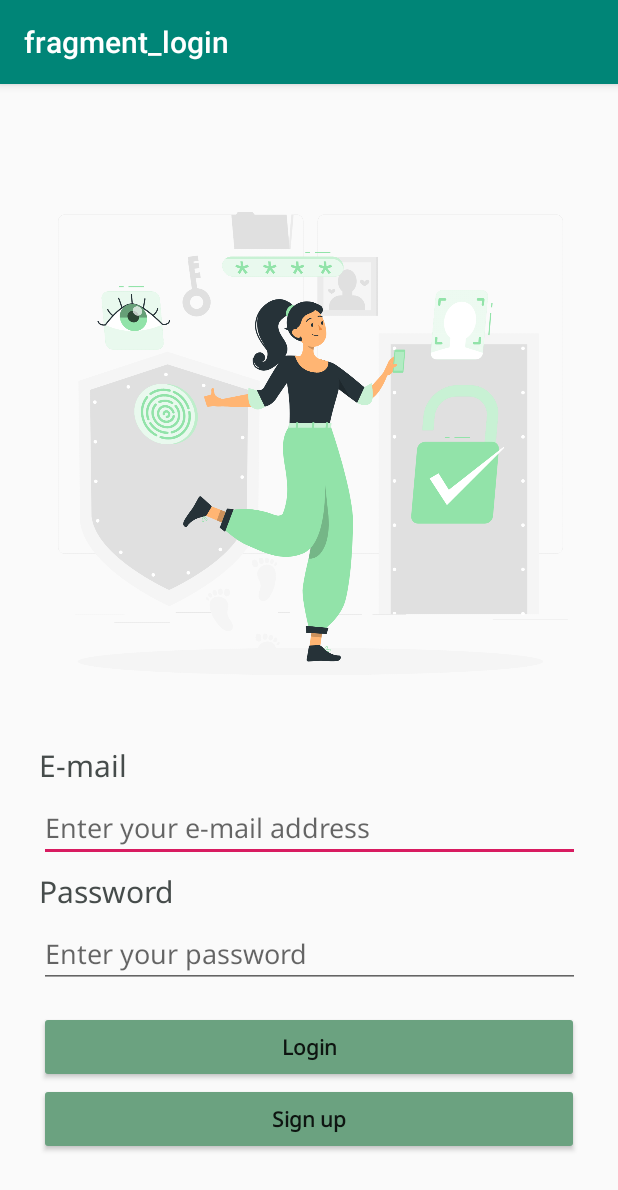
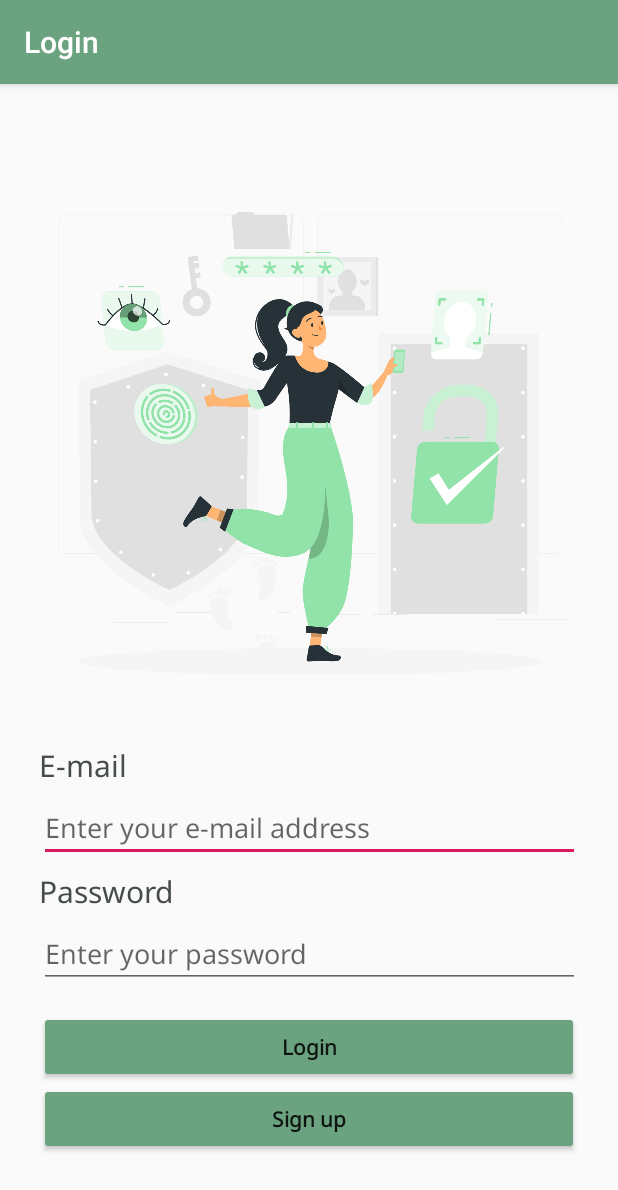
Before and after one commit to ZeinabAbdien00/FWD_First_Project, an Android app: the screen it shows after launch (MainActivity), on a phone screen of 412 x 824 dp. Shown: the top 1190 px of the screen. Run offline under Robolectric (Android 15) with nearby library versions, the phone set to English and light mode, and no system bars; our stand-ins replace Timber, data binding, navigation-ui; Roboto replaces fonts that are not available here.

Commit message:
refactor code

```diff
--- a/app/src/main/AndroidManifest.xml
+++ b/app/src/main/AndroidManifest.xml
@@ -4,9 +4,9 @@
 
     <application
         android:allowBackup="true"
-        android:icon="@mipmap/ic_launcher"
+        android:icon="@drawable/num2"
         android:label="@string/app_name"
-        android:roundIcon="@mipmap/ic_launcher_round"
+        android:roundIcon="@drawable/num2"
         android:supportsRtl="true"
         android:theme="@style/AppTheme.NoActionBar"
         tools:ignore="GoogleAppIndexingWarning">
--- a/app/src/main/res/layout/activity_main.xml
+++ b/app/src/main/res/layout/activity_main.xml
@@ -1,5 +1,3 @@
-<!-- this is the main activity that contain all fragments and only activity in app -->
-
 <?xml version="1.0" encoding="utf-8"?>
 <layout xmlns:android="http://schemas.android.com/apk/res/android"
     xmlns:app="http://schemas.android.com/apk/res-auto"
--- a/app/src/main/res/layout/card.xml
+++ b/app/src/main/res/layout/card.xml
@@ -1,5 +1,3 @@
-<!-- the card view that shown in linear layout to show every shoe in individual card  -->
-
 <?xml version="1.0" encoding="utf-8"?>
 <layout xmlns:android="http://schemas.android.com/apk/res/android"
     xmlns:app="http://schemas.android.com/apk/res-auto">
--- a/app/src/main/res/layout/fragment_add_shoe.xml
+++ b/app/src/main/res/layout/fragment_add_shoe.xml
@@ -1,5 +1,3 @@
-<!-- add fragment to add new shoe and all details about it -->
-
 <?xml version="1.0" encoding="utf-8"?>
 <layout xmlns:android="http://schemas.android.com/apk/res/android"
     xmlns:app="http://schemas.android.com/apk/res-auto"
--- a/app/src/main/res/layout/fragment_instruction.xml
+++ b/app/src/main/res/layout/fragment_instruction.xml
@@ -1,5 +1,3 @@
-<!--second on boarding fragment about instruction-->
-
 <?xml version="1.0" encoding="utf-8"?>
 <layout xmlns:android="http://schemas.android.com/apk/res/android"
     xmlns:app="http://schemas.android.com/apk/res-auto"
--- a/app/src/main/res/layout/fragment_login.xml
+++ b/app/src/main/res/layout/fragment_login.xml
@@ -1,5 +1,3 @@
-<!-- this is first fragment aand navigation host fragment an login or sign up-->
-<?xml version="1.0" encoding="utf-8"?>
 <layout xmlns:android="http://schemas.android.com/apk/res/android"
     xmlns:app="http://schemas.android.com/apk/res-auto"
     xmlns:tools="http://schemas.android.com/tools">
--- a/app/src/main/res/layout/fragment_shoe_list.xml
+++ b/app/src/main/res/layout/fragment_shoe_list.xml
@@ -1,5 +1,3 @@
-<!-- this shoe list in here all shoe cardes shown with all details -->
-
 <?xml version="1.0" encoding="utf-8"?>
 <layout xmlns:android="http://schemas.android.com/apk/res/android"
     xmlns:tools="http://schemas.android.com/tools"
--- a/app/src/main/res/layout/fragment_welcome.xml
+++ b/app/src/main/res/layout/fragment_welcome.xml
@@ -1,6 +1,3 @@
-<!--/*this xml layout is the first fragment of onBoarding in application -->
-
-<?xml version="1.0" encoding="utf-8"?>
 <layout xmlns:android="http://schemas.android.com/apk/res/android"
     xmlns:tools="http://schemas.android.com/tools"
     xmlns:app="http://schemas.android.com/apk/res-auto">
--- a/app/src/main/res/navigation/my_nav.xml
+++ b/app/src/main/res/navigation/my_nav.xml
@@ -8,7 +8,7 @@
     <fragment
         android:id="@+id/loginFragment"
         android:name="com.udacity.shoestore.UI.LoginFragment"
-        android:label="fragment_login"
+        android:label="Login"
         tools:layout="@layout/fragment_login" >
         <action
             android:id="@+id/action_loginFragment_to_welcomeFragment"
@@ -17,7 +17,7 @@
     <fragment
         android:id="@+id/welcomeFragment"
         android:name="com.udacity.shoestore.UI.OnBoarding.WelcomeFragment"
-        android:label="fragment_welcome"
+        android:label="Welcome"
         tools:layout="@layout/fragment_welcome" >
         <action
             android:id="@+id/action_welcomeFragment_to_instructionFragment"
@@ -26,7 +26,7 @@
     <fragment
         android:id="@+id/instructionFragment"
         android:name="com.udacity.shoestore.UI.OnBoarding.InstructionFragment"
-        android:label="fragment_instruction"
+        android:label="Instruction"
         tools:layout="@layout/fragment_instruction" >
         <action
             android:id="@+id/action_instructionFragment_to_shoeListFragment"
@@ -35,7 +35,7 @@
     <fragment
         android:id="@+id/shoeListFragment"
         android:name="com.udacity.shoestore.UI.ShoeListFragment"
-        android:label="fragment_shoe_list"
+        android:label="Shoe List"
         tools:layout="@layout/fragment_shoe_list" >
         <action
             android:id="@+id/action_shoeListFragment_to_addShoeFragment"
@@ -47,7 +47,7 @@
     <fragment
         android:id="@+id/addShoeFragment"
         android:name="com.udacity.shoestore.UI.AddShoeFragment"
-        android:label="fragment_add_shoe"
+        android:label="Add Shoe"
         tools:layout="@layout/fragment_add_shoe" >
         <action
             android:id="@+id/action_addShoeFragment_to_shoeListFragment"
--- a/app/src/main/res/values/colors.xml
+++ b/app/src/main/res/values/colors.xml
@@ -3,4 +3,5 @@
     <color name="colorPrimary">#008577</color>
     <color name="colorPrimaryDark">#00574B</color>
     <color name="colorAccent">#D81B60</color>
+    <color name="base">#6BA280</color>
 </resources>
--- a/app/src/main/res/values/styles.xml
+++ b/app/src/main/res/values/styles.xml
@@ -3,8 +3,8 @@
     <!-- Base application theme. -->
     <style name="AppTheme" parent="Theme.AppCompat.Light.DarkActionBar">
         <!-- Customize your theme here. -->
-        <item name="colorPrimary">@color/colorPrimary</item>
-        <item name="colorPrimaryDark">@color/colorPrimaryDark</item>
+        <item name="colorPrimary">@color/base</item>
+        <item name="colorPrimaryDark">@color/base</item>
         <item name="colorAccent">@color/colorAccent</item>
     </style>
     <style name="AppTheme.NoActionBar">
```
